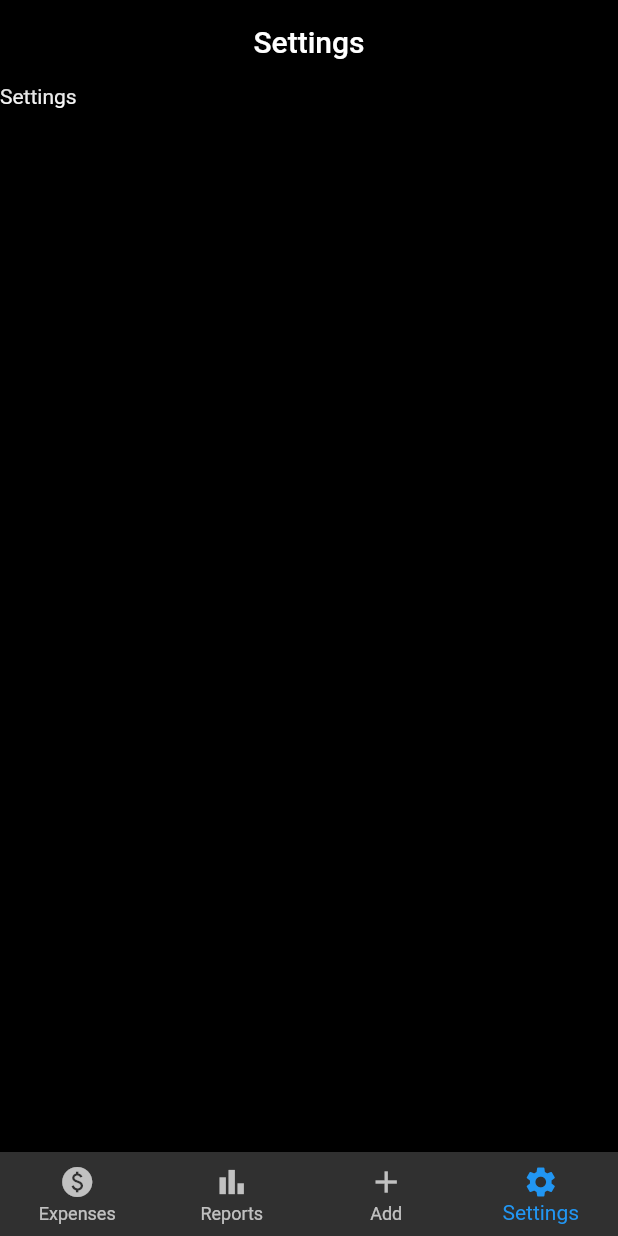
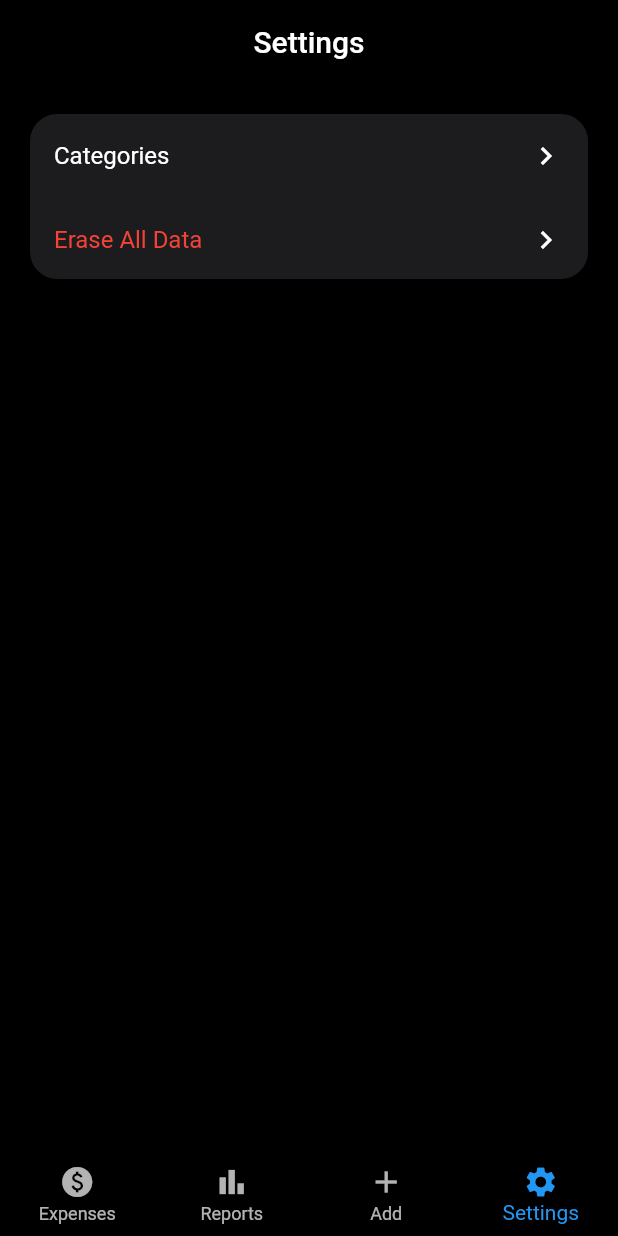
Before and after one commit to puneetkumarbajaj/expense_tracker, a Flutter app: the screen it shows after launch, item 4 of the bottom bar chosen, on a phone screen of 412 x 824 dp. Run offline on Flutter 3.47's test engine with Material 2 defaults, Android fonts, the phone set to English and light mode, and no system bars.

Commit message:
new file:   lib/pages/categories.dart 	modified:   lib/pages/settings.dart 	modified:   lib/tabs.dart

```diff
--- /dev/null
+++ b/lib/pages/categories.dart
@@ -0,0 +1,19 @@
+import 'package:expense_app/types/widgets.dart';
+import 'package:flutter/material.dart';
+
+class Categories extends WidgetWithTitle{
+  const Categories({super.key}) : super(title: "Categories");
+
+  @override
+  Widget build(BuildContext context) {
+    return Scaffold(
+      appBar: AppBar(
+        leading: BackButton(),
+        title: Text("Categories"),
+        backgroundColor: Colors.black,
+        centerTitle: true,
+      ),
+      backgroundColor: Colors.black,
+    );
+  }
+}
--- a/lib/pages/settings.dart
+++ b/lib/pages/settings.dart
@@ -1,12 +1,73 @@
+import 'package:expense_app/pages/categories.dart';
 import 'package:expense_app/types/widgets.dart';
 
 import 'package:flutter/material.dart';
 
-class Settings extends WidgetWithTitle{
+class Settings extends WidgetWithTitle {
   const Settings({super.key}) : super(title: "Settings");
+
+  void handleEraseData() {}
 
   @override
   Widget build(BuildContext context) {
-    return const Text("Settings");
+    return Container(
+      child: DecoratedBox(
+        decoration: BoxDecoration(
+          color: Color.fromARGB(255, 28, 28, 30),
+          borderRadius: BorderRadius.circular(18),
+        ),
+        child: ListView(
+          children: <Widget>[
+            ListTile(
+              title: Text("Categories"),
+              trailing: Icon(Icons.keyboard_arrow_right_sharp),
+              onTap: () {
+                Scaffold(
+                  appBar: AppBar(
+                  leading: BackButton(),
+                  title: Text("Categories"),
+                  backgroundColor: Colors.black,
+                  centerTitle: true,
+                ),
+                backgroundColor: Colors.black,
+              );
+              },
+            ),
+            ListTile(
+                title: Text(
+                  "Erase All Data",
+                  style: TextStyle(color: Colors.red),
+                ),
+                trailing: Icon(Icons.keyboard_arrow_right_sharp),
+                onTap: () {
+                  AlertDialog alert = AlertDialog(
+                    actions: <Widget>[
+                      TextButton(
+                        onPressed: handleEraseData,
+                        child: const Text('Cancel' , style: TextStyle(color: Colors.blue),),
+                      ),
+                      TextButton(
+                        onPressed: handleEraseData,
+                        child: const Text('Erase Data', style: TextStyle(color: Colors.red),),
+                      )
+                    ],
+                    title: Text("Are you sure"),
+                    backgroundColor: Color.fromARGB(255, 28, 28, 30),
+                  );
+                  showDialog(
+                    context: context,
+                    builder: (BuildContext context) {
+                      return alert;
+                    },
+                  );
+                }
+              )
+          ],
+        ),
+      ),
+      padding: const EdgeInsets.all(20),
+      width: double.infinity,
+      height: 150,
+    );
   }
 }
--- a/lib/tabs.dart
+++ b/lib/tabs.dart
@@ -42,6 +42,7 @@ class _TabsControllerState extends State<TabsController>{
       body: _pages[_selectedIndex],
       backgroundColor: Colors.black,
       bottomNavigationBar: BottomNavigationBar(
+      backgroundColor: Colors.black,
       items: const <BottomNavigationBarItem>[
         BottomNavigationBarItem(
           icon: Icon(Icons.paid),
```
